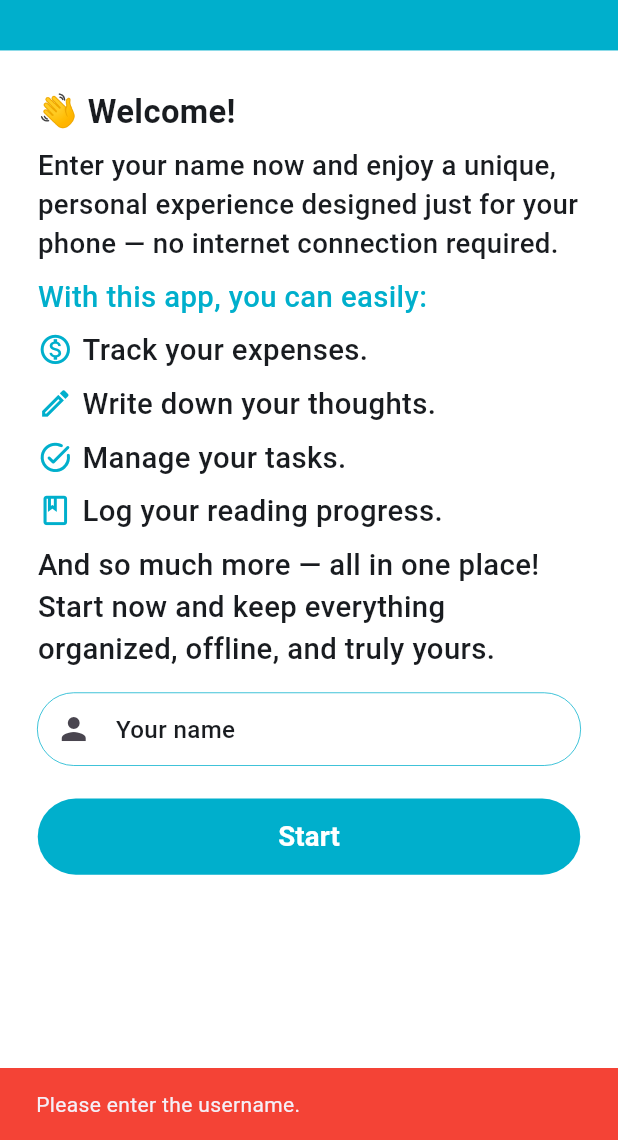
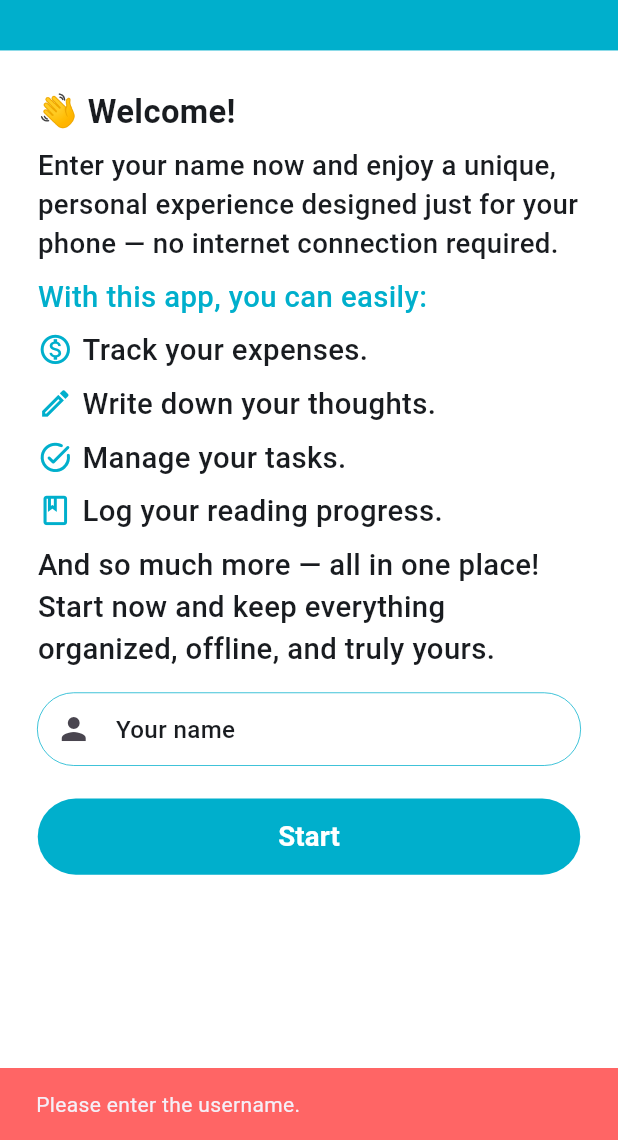
Before and after one commit to AhmadMahdaly/My-Money, a Flutter app: the LoginScreen screen opened by its route, after a tap on "Start", on a phone screen of 412 x 824 dp, the part 96-1236 px from its top. Run offline on Flutter 3.47's test engine with Material 3 defaults, Android fonts, the phone set to English and light mode, and no system bars; our stand-ins replace bloc, flutter_bloc, flutter_secure_storage, flutter_svg, get_it, go_router and 2 more; accounts and stored records are empty; Roboto replaces fonts that are missing (Cairo); statements that could not run were skipped.

Commit message:
feat: Update login success and failure snackbars with localized messages and custom colors

```diff
--- a/lib/features/login/presentation/views/login_view.dart
+++ b/lib/features/login/presentation/views/login_view.dart
@@ -49,16 +49,16 @@ class LoginScreen extends StatelessWidget {
               ScaffoldMessenger.of(context).showSnackBar(
                 SnackBar(
                   content: Text(
-                    'تم تسجيل الدخول بنجاح باسم: ${state.username}',
+                    'Successfully logged in as: ${state.username}',
                   ),
-                  backgroundColor: Colors.green,
+                  backgroundColor: AppColors.successColor,
                 ),
               );
             } else if (state is LoginFailure) {
               ScaffoldMessenger.of(context).showSnackBar(
                 SnackBar(
                   content: Text(state.message),
-                  backgroundColor: Colors.red,
+                  backgroundColor: AppColors.errorColor,
                 ),
               );
             }
```
